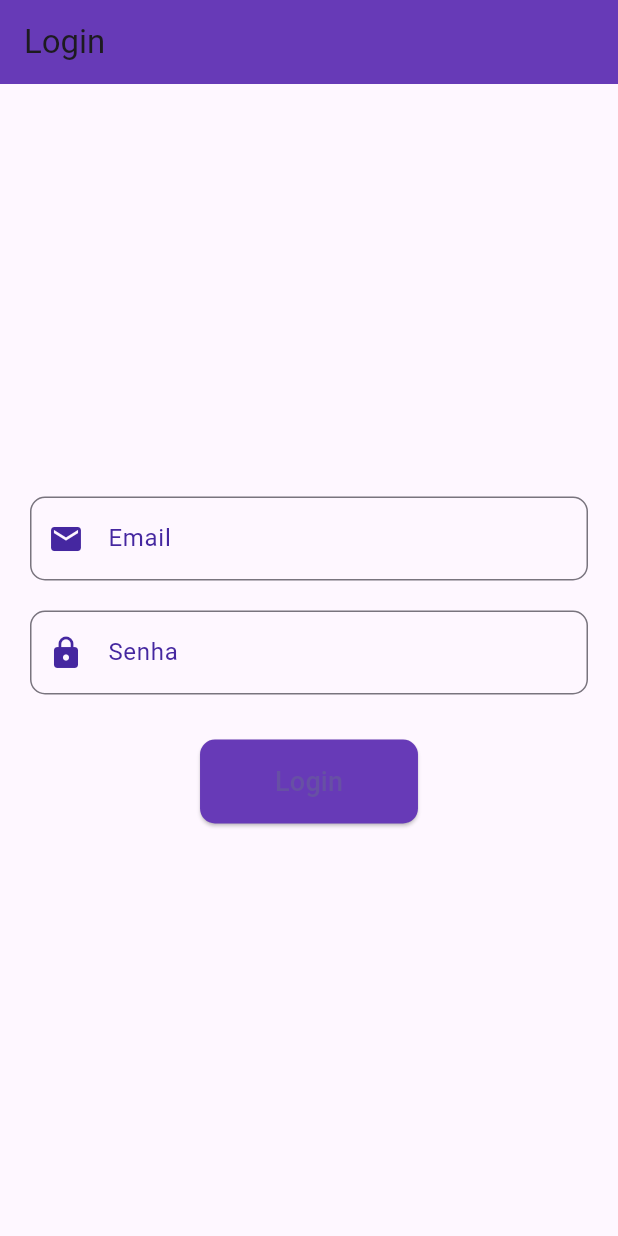
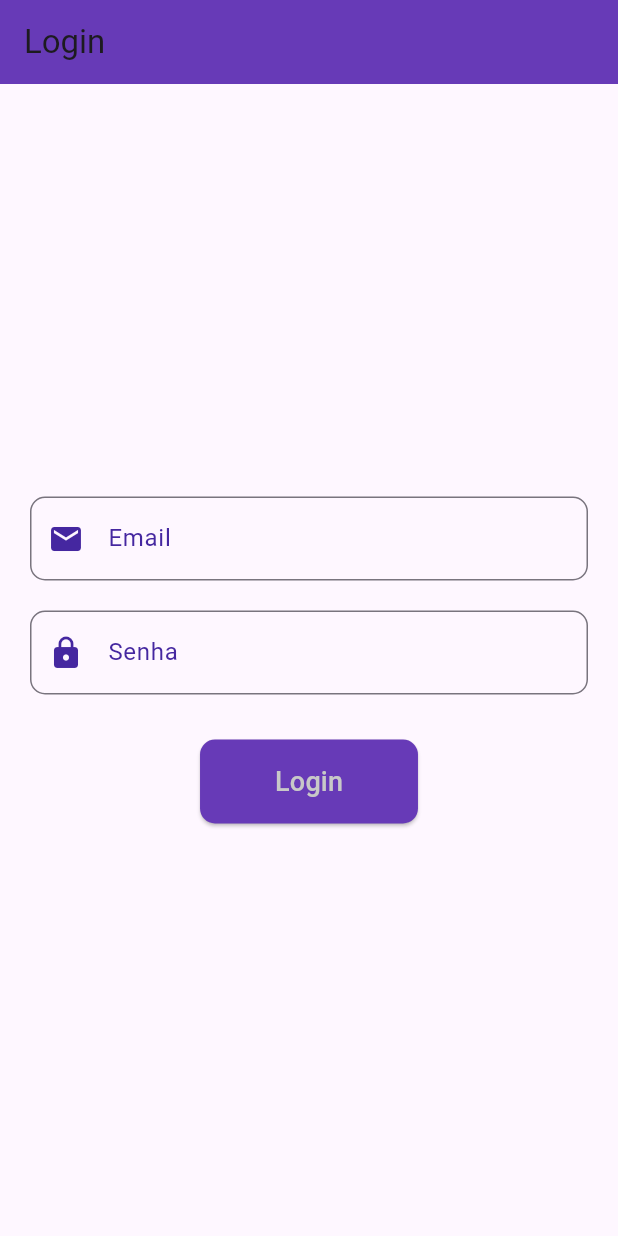
Before and after one commit to CTC-Organization/Agenda-Saude-Admin, a Flutter app: the screen it shows after launch, on a phone screen of 412 x 824 dp. Run offline on Flutter 3.47's test engine with Material 3 defaults, Android fonts, the phone set to English and light mode, and no system bars; our stand-ins replace logger, shared_preferences.

Commit message:
fix: botao de login

```diff
--- a/lib/main.dart
+++ b/lib/main.dart
@@ -5,7 +5,8 @@ import 'screens/main_screen.dart';
 
 void main() async {
   WidgetsFlutterBinding.ensureInitialized();
-  await initializeDateFormatting('pt_BR', null); // Inicializa a localidade para pt_BR
+  await initializeDateFormatting(
+      'pt_BR', null); // Inicializa a localidade para pt_BR
   runApp(const MyApp());
 }
 
@@ -15,7 +16,7 @@ class MyApp extends StatelessWidget {
   @override
   Widget build(BuildContext context) {
     return MaterialApp(
-      title: 'Flutter App',
+      title: 'Agenda saúde (ADMIN)',
       initialRoute: '/',
       routes: {
         '/': (context) => const LoginScreen(),
--- a/lib/screens/login_screen.dart
+++ b/lib/screens/login_screen.dart
@@ -49,7 +49,9 @@ class LoginScreenState extends State<LoginScreen> {
           'refreshToken': refreshToken,
         }),
       );
-      if (response.statusCode == 200 || response.statusCode == 201 || response.statusCode == 204) {
+      if (response.statusCode == 200 ||
+          response.statusCode == 201 ||
+          response.statusCode == 204) {
         final Map<String, dynamic> responseData = jsonDecode(response.body);
         if (responseData.containsKey('accessToken') &&
             responseData.containsKey('refreshToken') &&
@@ -97,7 +99,9 @@ class LoginScreenState extends State<LoginScreen> {
           'password': _senhaController.text,
         }),
       );
-      if (response.statusCode == 200 || response.statusCode == 201 || response.statusCode == 204) {
+      if (response.statusCode == 200 ||
+          response.statusCode == 201 ||
+          response.statusCode == 204) {
         final Map<String, dynamic> responseData = jsonDecode(response.body);
         if (responseData.containsKey('accessToken') &&
             responseData.containsKey('refreshToken') &&
@@ -196,13 +200,17 @@ class LoginScreenState extends State<LoginScreen> {
                   : ElevatedButton(
                       onPressed: _login,
                       style: ElevatedButton.styleFrom(
-                        padding: const EdgeInsets.symmetric(horizontal: 50, vertical: 15),
+                        padding: const EdgeInsets.symmetric(
+                            horizontal: 50, vertical: 15),
                         backgroundColor: Colors.deepPurple,
                         shape: RoundedRectangleBorder(
                           borderRadius: BorderRadius.circular(10),
                         ),
                       ),
-                      child: const Text('Login', style: TextStyle(fontSize: 18)),
+                      child: const Text('Login',
+                          style: TextStyle(
+                              fontSize: 18,
+                              color: Color.fromRGBO(200, 200, 200, 1))),
                     ),
             ],
           ),
```
